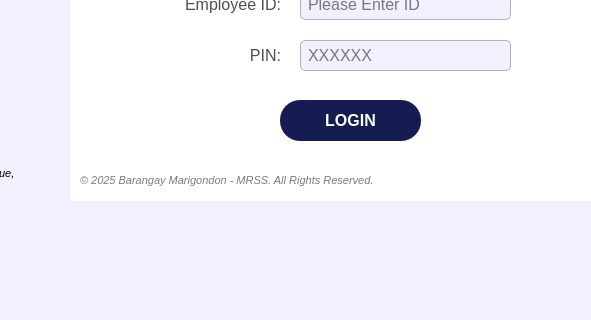
Qt form UI/AuthPages/login.ui (Yohhannn/Barangay-Records-Statistics-System) before a commit; both pictures show x 340 to 931 and y 400 to 720 of the 1080 by 720 pixel window.
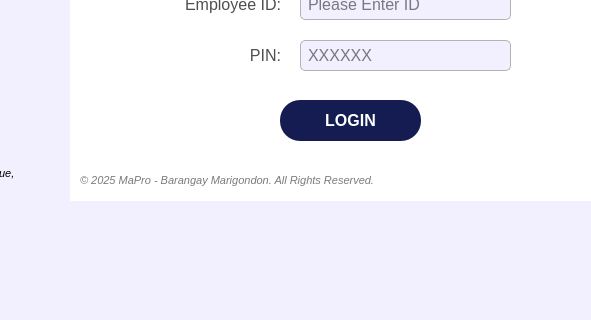
The same form after that commit. Icons and pictures are not drawn.

```diff
--- a/UI/AuthPages/login.ui
+++ b/UI/AuthPages/login.ui
@@ -367,7 +367,7 @@
      <rect>
       <x>290</x>
       <y>470</y>
-      <width>301</width>
+      <width>431</width>
       <height>20</height>
      </rect>
     </property>
@@ -388,7 +388,7 @@
 </string>
     </property>
     <property name="text">
-     <string>© 2025 Barangay Marigondon - MRSS. All Rights Reserved.</string>
+     <string>© 2025 MaPro - Barangay Marigondon. All Rights Reserved.</string>
     </property>
     <property name="alignment">
      <set>Qt::AlignmentFlag::AlignLeading|Qt::AlignmentFlag::AlignLeft|Qt::AlignmentFlag::AlignVCenter</set>
```
